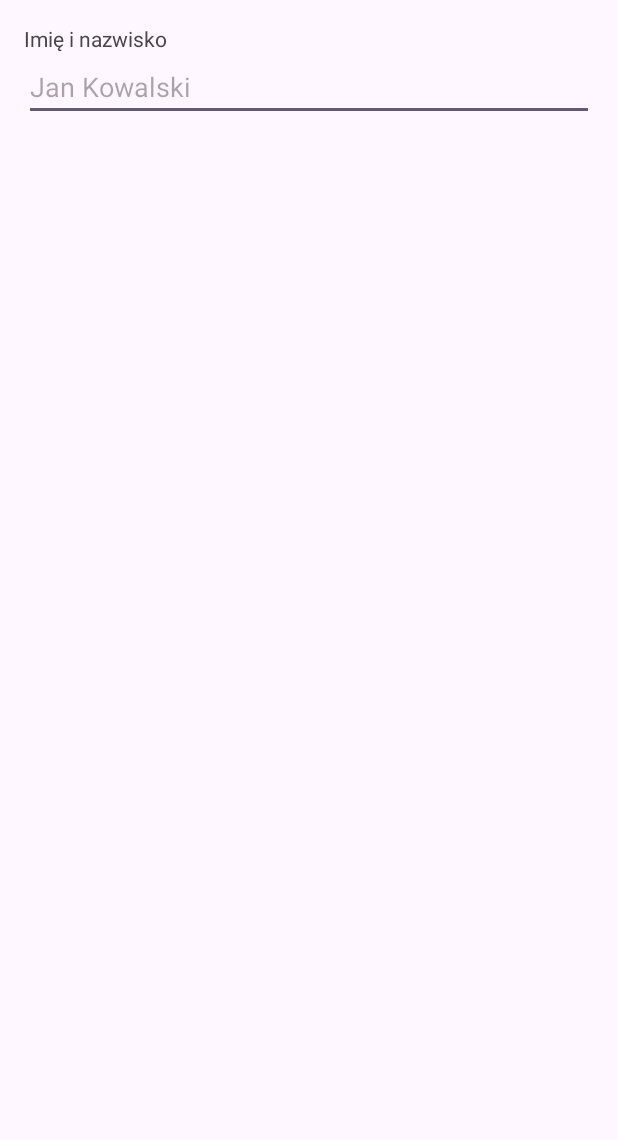
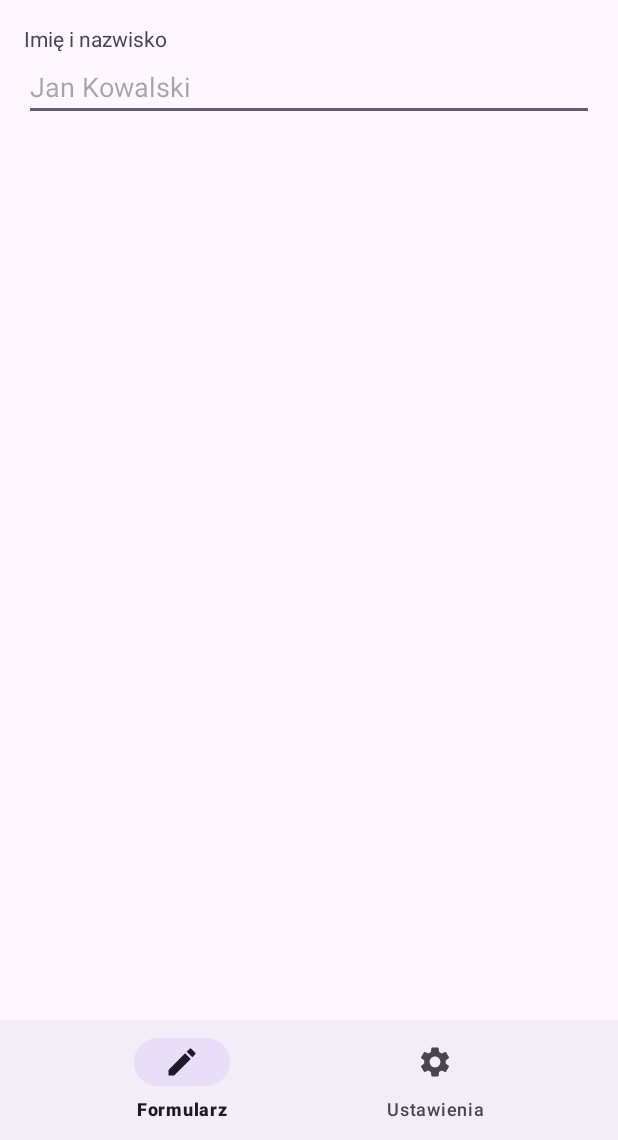
Before and after one commit to BroiDev/toolbar-menu-nawigacja, an Android app: the screen it shows after launch (MainActivity), on a phone screen of 412 x 824 dp, the part 96-1236 px from its top. Run offline under Robolectric (Android 15) with nearby library versions, the phone set to English and light mode, and no system bars.

Commit message:
feat: nawigacja dolna z dwiema sekcjami

```diff
--- a/app/src/main/java/com/broidev/toolbar_menu_nawigacja/MainActivity.java
+++ b/app/src/main/java/com/broidev/toolbar_menu_nawigacja/MainActivity.java
@@ -5,15 +5,19 @@ import android.content.Intent;
 import android.os.Bundle;
 import android.view.Menu;
 import android.view.MenuItem;
+import android.view.View;
 import android.widget.EditText;
 import android.widget.Toast;
 
 import androidx.appcompat.app.AppCompatActivity;
 import androidx.appcompat.widget.Toolbar;
 
+import com.google.android.material.bottomnavigation.BottomNavigationView;
+
 public class MainActivity extends AppCompatActivity {
 
     private EditText etName;
+    private View sectionForm, sectionSettings;
 
     @Override
     protected void onCreate(Bundle savedInstanceState) {
@@ -24,6 +28,30 @@ public class MainActivity extends AppCompatActivity {
         setSupportActionBar(toolbar);
 
         etName = findViewById(R.id.etName);
+        sectionForm = findViewById(R.id.sectionForm);
+        sectionSettings = findViewById(R.id.sectionSettings);
+
+        setUpBottomNavigation();
+    }
+
+    private void setUpBottomNavigation() {
+        BottomNavigationView bottomNav = findViewById(R.id.bottomNav);
+        bottomNav.setOnItemSelectedListener(item -> {
+            int id = item.getItemId();
+            if (id == R.id.nav_form) {
+                showSection(true);
+                return true;
+            } else if (id == R.id.nav_settings) {
+                showSection(false);
+                return true;
+            }
+            return false;
+        });
+    }
+
+    private void showSection(boolean form) {
+        sectionForm.setVisibility(form ? View.VISIBLE : View.GONE);
+        sectionSettings.setVisibility(form ? View.GONE : View.VISIBLE);
     }
 
     @Override
--- a/app/src/main/res/layout/activity_main.xml
+++ b/app/src/main/res/layout/activity_main.xml
@@ -40,4 +40,33 @@
             android:maxLines="1" />
     </LinearLayout>
 
+    <!-- sekcja 2: ustawienia, domyślnie ukryta -->
+    <LinearLayout
+        android:id="@+id/sectionSettings"
+        android:layout_width="match_parent"
+        android:layout_height="0dp"
+        android:layout_weight="1"
+        android:orientation="vertical"
+        android:padding="16dp"
+        android:visibility="gone">
+
+        <CheckBox
+            android:id="@+id/cbNotifications"
+            android:layout_width="wrap_content"
+            android:layout_height="wrap_content"
+            android:text="@string/setting_notifications" />
+
+        <CheckBox
+            android:id="@+id/cbDark"
+            android:layout_width="wrap_content"
+            android:layout_height="wrap_content"
+            android:text="@string/setting_dark" />
+    </LinearLayout>
+
+    <com.google.android.material.bottomnavigation.BottomNavigationView
+        android:id="@+id/bottomNav"
+        android:layout_width="match_parent"
+        android:layout_height="wrap_content"
+        app:menu="@menu/menu_bottom" />
+
 </LinearLayout>
--- /dev/null
+++ b/app/src/main/res/menu/menu_bottom.xml
@@ -0,0 +1,14 @@
+<?xml version="1.0" encoding="utf-8"?>
+<menu xmlns:android="http://schemas.android.com/apk/res/android">
+
+    <item
+        android:id="@+id/nav_form"
+        android:icon="@drawable/ic_edit"
+        android:title="@string/nav_form" />
+
+    <item
+        android:id="@+id/nav_settings"
+        android:icon="@drawable/ic_settings"
+        android:title="@string/nav_settings" />
+
+</menu>
```
